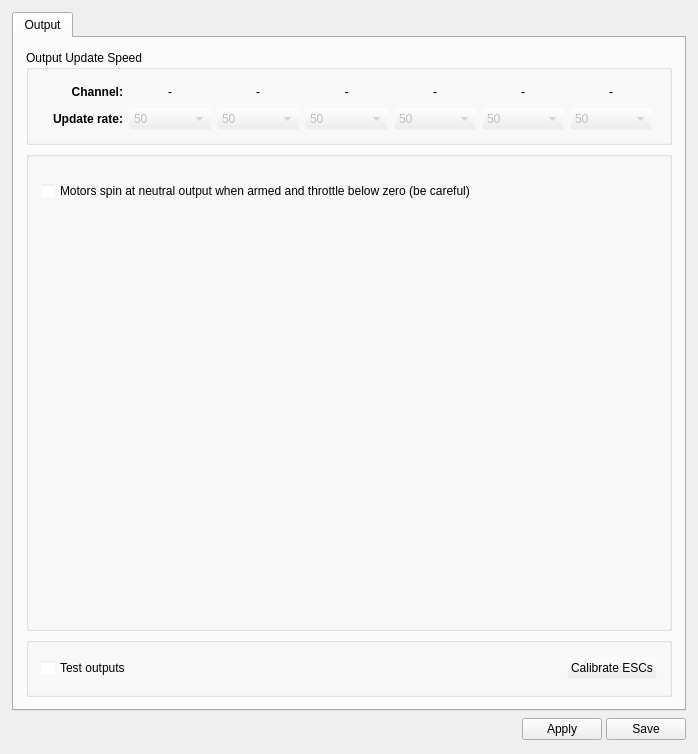
First picture: the form in ground/gcs/src/plugins/config/output.ui, repository TauLabs/TauLabs, before the edit.
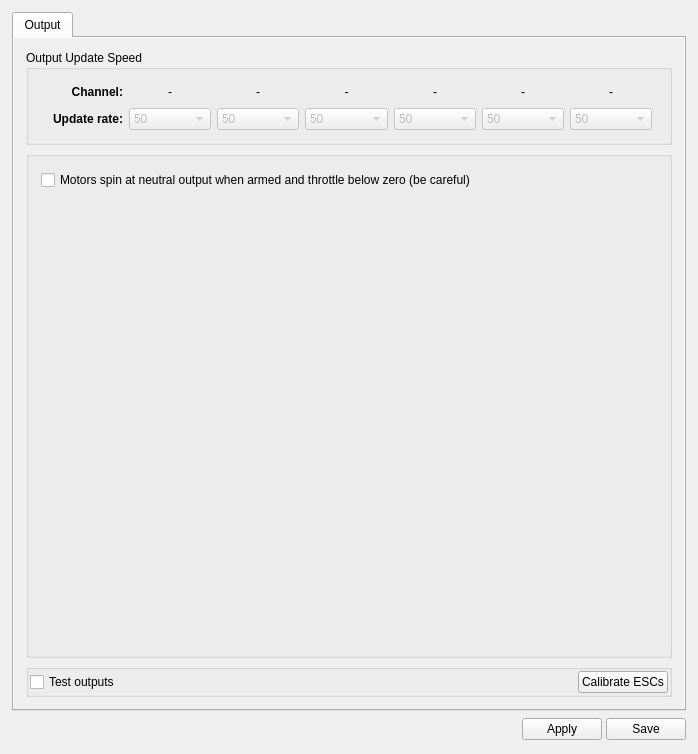
Second picture: the form after the edit. Icons and pictures are not drawn.

Commit message: GCS output config ui, clean styles and palettes, use new slider

```diff
--- a/ground/gcs/src/plugins/config/output.ui
+++ b/ground/gcs/src/plugins/config/output.ui
@@ -59,70 +59,6 @@
        </property>
        <item>
         <widget class="QScrollArea" name="scrollArea">
-         <property name="palette">
-          <palette>
-           <active>
-            <colorrole role="Base">
-             <brush brushstyle="SolidPattern">
-              <color alpha="255">
-               <red>255</red>
-               <green>255</green>
-               <blue>255</blue>
-              </color>
-             </brush>
-            </colorrole>
-            <colorrole role="Window">
-             <brush brushstyle="SolidPattern">
-              <color alpha="0">
-               <red>232</red>
-               <green>232</green>
-               <blue>232</blue>
-              </color>
-             </brush>
-            </colorrole>
-           </active>
-           <inactive>
-            <colorrole role="Base">
-             <brush brushstyle="SolidPattern">
-              <color alpha="255">
-               <red>255</red>
-               <green>255</green>
-               <blue>255</blue>
-              </color>
-             </brush>
-            </colorrole>
-            <colorrole role="Window">
-             <brush brushstyle="SolidPattern">
-              <color alpha="0">
-               <red>232</red>
-               <green>232</green>
-               <blue>232</blue>
-              </color>
-             </brush>
-            </colorrole>
-           </inactive>
-           <disabled>
-            <colorrole role="Base">
-             <brush brushstyle="SolidPattern">
-              <color alpha="0">
-               <red>232</red>
-               <green>232</green>
-               <blue>232</blue>
-              </color>
-             </brush>
-            </colorrole>
-            <colorrole role="Window">
-             <brush brushstyle="SolidPattern">
-              <color alpha="0">
-               <red>232</red>
-               <green>232</green>
-               <blue>232</blue>
-              </color>
-             </brush>
-            </colorrole>
-           </disabled>
-          </palette>
-         </property>
          <property name="frameShape">
           <enum>QFrame::NoFrame</enum>
          </property>
@@ -135,7 +71,7 @@
             <x>0</x>
             <y>0</y>
             <width>670</width>
-            <height>664</height>
+            <height>668</height>
            </rect>
           </property>
           <layout class="QVBoxLayout" name="verticalLayout_3">
@@ -693,17 +629,20 @@
               <string/>
              </property>
              <layout class="QVBoxLayout" name="verticalLayout">
+              <property name="spacing">
+               <number>1</number>
+              </property>
               <property name="leftMargin">
                <number>0</number>
               </property>
               <property name="topMargin">
-               <number>12</number>
+               <number>1</number>
               </property>
               <property name="rightMargin">
                <number>0</number>
               </property>
               <property name="bottomMargin">
-               <number>12</number>
+               <number>1</number>
               </property>
               <item>
                <layout class="QVBoxLayout" name="channelLayout">
@@ -775,24 +714,27 @@
              <property name="minimumSize">
               <size>
                <width>0</width>
-               <height>60</height>
+               <height>0</height>
               </size>
              </property>
              <property name="title">
               <string/>
              </property>
              <layout class="QVBoxLayout" name="verticalLayout_6">
+              <property name="spacing">
+               <number>1</number>
+              </property>
               <property name="leftMargin">
-               <number>12</number>
+               <number>1</number>
               </property>
               <property name="topMargin">
-               <number>12</number>
+               <number>1</number>
               </property>
               <property name="rightMargin">
-               <number>12</number>
+               <number>1</number>
               </property>
               <property name="bottomMargin">
-               <number>12</number>
+               <number>1</number>
               </property>
               <item>
                <layout class="QHBoxLayout" name="horizontalLayout_3">
```
Left out of the diff: 10 changed lines with no effect on the pictures. The commit also changes 1 other file.
